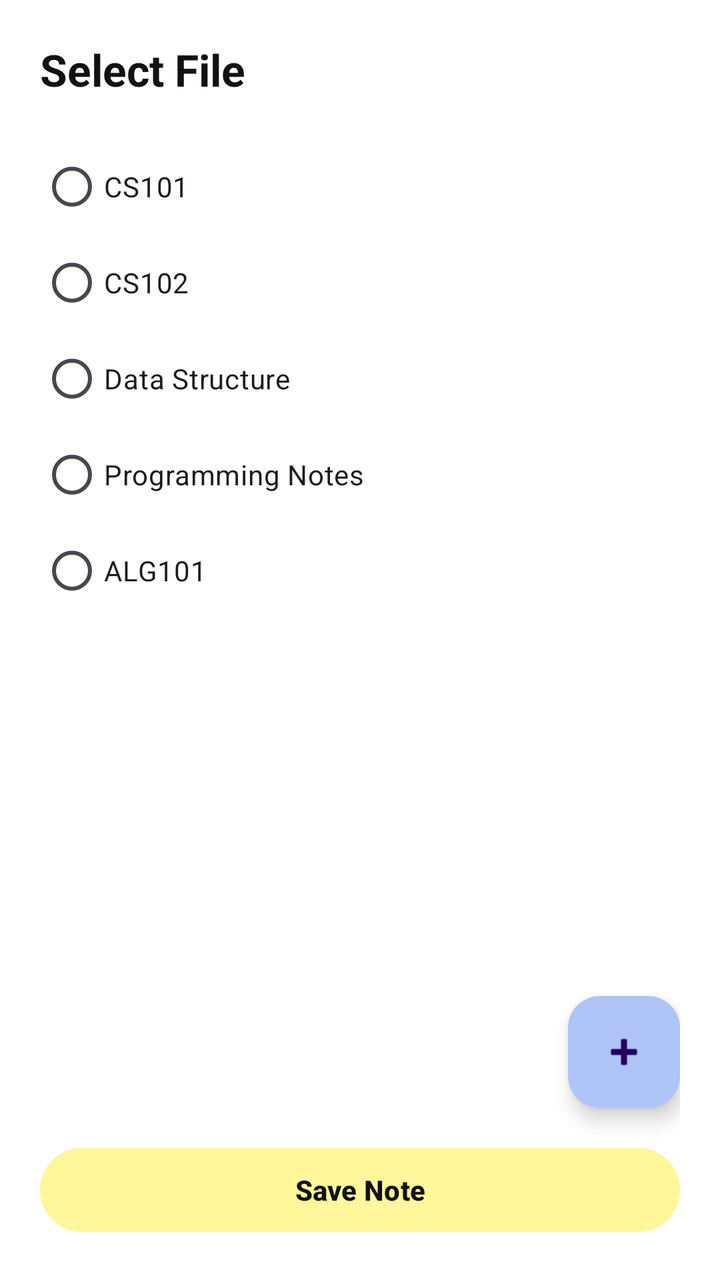
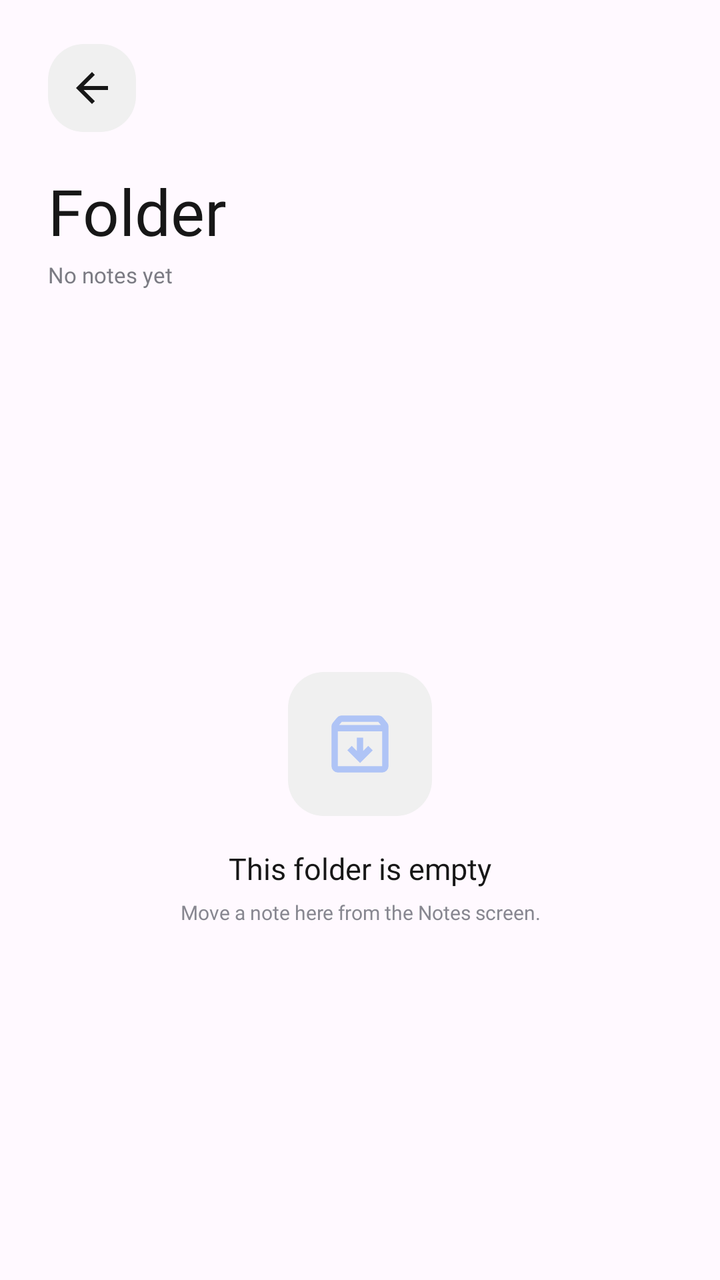

Screens rendered from an Android XML layout before and after an edit, with the pre-edit source and the edit as a unified diff.
<!-- AndroidManifest.xml: application theme Theme.Note2Snap -->
<!-- res/layout/activity_save_folder.xml -->
<?xml version="1.0" encoding="utf-8"?>
<RelativeLayout xmlns:android="http://schemas.android.com/apk/res/android"
    xmlns:app="http://schemas.android.com/apk/res-auto"
    android:layout_width="match_parent"
    android:layout_height="match_parent"
    android:background="@color/background"
    android:padding="20dp">

    <TextView
        android:id="@+id/tvSaveTitle"
        android:layout_width="wrap_content"
        android:layout_height="wrap_content"
        android:text="Select File"
        android:textColor="@color/text_main"
        android:textSize="22sp"
        android:textStyle="bold" />

    <RadioGroup
        android:id="@+id/rgFolders"
        android:layout_width="match_parent"
        android:layout_height="wrap_content"
        android:layout_below="@id/tvSaveTitle"
        android:layout_marginTop="20dp">

        <RadioButton
            android:id="@+id/rbCS101"
            android:layout_width="match_parent"
            android:layout_height="48dp"
            android:text="CS101" />

        <RadioButton
            android:id="@+id/rbCS102"
            android:layout_width="match_parent"
            android:layout_height="48dp"
            android:text="CS102" />

        <RadioButton
            android:id="@+id/rbDataStructure"
            android:layout_width="match_parent"
            android:layout_height="48dp"
            android:text="Data Structure" />

        <RadioButton
            android:id="@+id/rbProgrammingNotes"
            android:layout_width="match_parent"
            android:layout_height="48dp"
            android:text="Programming Notes" />

        <RadioButton
            android:id="@+id/rbALG101"
            android:layout_width="match_parent"
            android:layout_height="48dp"
            android:text="ALG101" />
    </RadioGroup>

    <Button
        android:id="@+id/btnSaveNote"
        android:layout_width="match_parent"
        android:layout_height="50dp"
        android:layout_alignParentBottom="true"
        android:backgroundTint="@color/secondary"
        android:text="Save Note"
        android:textColor="@color/text_main"
        android:textStyle="bold" />

    <com.google.android.material.floatingactionbutton.FloatingActionButton
        android:id="@+id/fabAddFolderInSave"
        android:layout_width="wrap_content"
        android:layout_height="wrap_content"
        android:layout_above="@id/btnSaveNote"
        android:layout_alignParentEnd="true"
        android:layout_marginBottom="16dp"
        android:src="@android:drawable/ic_input_add"
        app:backgroundTint="@color/primary" />
</RelativeLayout>
<!-- resources referenced by this layout -->
<resources>
  <color name="background">#FFFFFF</color>
  <color name="primary">#AFC4F6</color>
  <color name="secondary">#FFF79A</color>
  <color name="text_main">#111111</color>
  <style name="Theme.Note2Snap" parent="Theme.Material3.DayNight.NoActionBar">
          <item name="colorPrimary">@color/primary</item>
          <item name="colorSecondary">@color/secondary</item>
          <item name="android:windowBackground">@color/background</item>
          <item name="android:statusBarColor">@color/background</item>
      </style>
</resources>

<!-- the commit's change to res/layout/activity_save_folder.xml (unified diff, before → after) -->
@@ -1,75 +1,109 @@
 <?xml version="1.0" encoding="utf-8"?>
-<RelativeLayout xmlns:android="http://schemas.android.com/apk/res/android"
+<androidx.constraintlayout.widget.ConstraintLayout
+    xmlns:android="http://schemas.android.com/apk/res/android"
     xmlns:app="http://schemas.android.com/apk/res-auto"
     android:layout_width="match_parent"
     android:layout_height="match_parent"
-    android:background="@color/background"
-    android:padding="20dp">
+    android:background="#FFF9FF">
 
-    <TextView
-        android:id="@+id/tvSaveTitle"
-        android:layout_width="wrap_content"
+    <LinearLayout
+        android:id="@+id/folderHeader"
+        android:layout_width="0dp"
         android:layout_height="wrap_content"
-        android:text="Select File"
-        android:textColor="@color/text_main"
-        android:textSize="22sp"
-        android:textStyle="bold" />
+        android:orientation="vertical"
+        android:paddingStart="24dp"
+        android:paddingTop="22dp"
+        android:paddingEnd="24dp"
+        android:paddingBottom="14dp"
+        app:layout_constraintTop_toTopOf="parent"
+        app:layout_constraintStart_toStartOf="parent"
+        app:layout_constraintEnd_toEndOf="parent">
 
-    <RadioGroup
-        android:id="@+id/rgFolders"
-        android:layout_width="match_parent"
+        <ImageButton
+            android:id="@+id/btnFolderBack"
+            android:layout_width="44dp"
+            android:layout_height="44dp"
+            android:background="@drawable/bg_chip_unselected"
+            android:contentDescription="Back"
+            android:padding="11dp"
+            android:src="@drawable/ic_back"
+            app:tint="#171717" />
+
+        <TextView
+            android:id="@+id/tvFolderTitle"
+            android:layout_width="match_parent"
+            android:layout_height="wrap_content"
+            android:layout_marginTop="18dp"
+            android:fontFamily="@font/apple_garamond_italic"
+            android:text="Folder"
+            android:textColor="#171717"
+            android:textSize="32sp" />
+
+        <TextView
+            android:id="@+id/tvFolderCount"
+            android:layout_width="match_parent"
+            android:layout_height="wrap_content"
+            android:layout_marginTop="3dp"
+            android:fontFamily="@font/poppins_regular"
+            android:text="No notes yet"
+            android:textColor="#7B7B83"
+            android:textSize="11sp" />
+
+    </LinearLayout>
+
+    <androidx.recyclerview.widget.RecyclerView
+        android:id="@+id/rvFolderNotes"
+        android:layout_width="0dp"
+        android:layout_height="0dp"
+        android:clipToPadding="false"
+        android:paddingTop="6dp"
+        android:paddingBottom="28dp"
+        app:layout_constraintTop_toBottomOf="@id/folderHeader"
+        app:layout_constraintBottom_toBottomOf="parent"
+        app:layout_constraintStart_toStartOf="parent"
+        app:layout_constraintEnd_toEndOf="parent" />
+
+    <LinearLayout
+        android:id="@+id/tvEmptyFolderContainer"
+        android:layout_width="0dp"
         android:layout_height="wrap_content"
-        android:layout_below="@id/tvSaveTitle"
-        android:layout_marginTop="20dp">
+        android:gravity="center"
+        android:orientation="vertical"
+        android:padding="34dp"
+        app:layout_constraintTop_toBottomOf="@id/folderHeader"
+        app:layout_constraintBottom_toBottomOf="parent"
+        app:layout_constraintStart_toStartOf="parent"
+        app:layout_constraintEnd_toEndOf="parent">
 
-        <RadioButton
-            android:id="@+id/rbCS101"
-            android:layout_width="match_parent"
-            android:layout_height="48dp"
-            android:text="CS101" />
+        <ImageView
+            android:layout_width="72dp"
+            android:layout_height="72dp"
+            android:background="@drawable/bg_chip_unselected"
+            android:padding="17dp"
+            android:src="@drawable/ic_folder"
+            app:tint="#AFC4F6" />
 
-        <RadioButton
-            android:id="@+id/rbCS102"
-            android:layout_width="match_parent"
-            android:layout_height="48dp"
-            android:text="CS102" />
+        <TextView
+            android:id="@+id/tvEmptyFolder"
+            android:layout_width="wrap_content"
+            android:layout_height="wrap_content"
+            android:layout_marginTop="16dp"
+            android:fontFamily="@font/poppins_semibold"
+            android:gravity="center"
+            android:text="This folder is empty"
+            android:textColor="#171717"
+            android:textSize="15sp" />
 
-        <RadioButton
-            android:id="@+id/rbDataStructure"
-            android:layout_width="match_parent"
-            android:layout_height="48dp"
-            android:text="Data Structure" />
+        <TextView
+            android:layout_width="wrap_content"
+            android:layout_height="wrap_content"
+            android:layout_marginTop="5dp"
+            android:fontFamily="@font/poppins_regular"
+            android:gravity="center"
+            android:text="Move a note here from the Notes screen."
+            android:textColor="#878790"
+            android:textSize="10sp" />
 
-        <RadioButton
-            android:id="@+id/rbProgrammingNotes"
-            android:layout_width="match_parent"
-            android:layout_height="48dp"
-            android:text="Programming Notes" />
+    </LinearLayout>
 
-        <RadioButton
-            android:id="@+id/rbALG101"
-            android:layout_width="match_parent"
-            android:layout_height="48dp"
-            android:text="ALG101" />
-    </RadioGroup>
-
-    <Button
-        android:id="@+id/btnSaveNote"
-        android:layout_width="match_parent"
-        android:layout_height="50dp"
-        android:layout_alignParentBottom="true"
-        android:backgroundTint="@color/secondary"
-        android:text="Save Note"
-        android:textColor="@color/text_main"
-        android:textStyle="bold" />
-
-    <com.google.android.material.floatingactionbutton.FloatingActionButton
-        android:id="@+id/fabAddFolderInSave"
-        android:layout_width="wrap_content"
-        android:layout_height="wrap_content"
-        android:layout_above="@id/btnSaveNote"
-        android:layout_alignParentEnd="true"
-        android:layout_marginBottom="16dp"
-        android:src="@android:drawable/ic_input_add"
-        app:backgroundTint="@color/primary" />
-</RelativeLayout>
+</androidx.constraintlayout.widget.ConstraintLayout>
<!-- resource entries referenced after the edit -->
@@ -1,14 +1,39 @@
 <!-- resources referenced by this layout -->
 <resources>
+  <!-- drawable bg_chip_unselected (drawable) -->
+  <?xml version="1.0" encoding="utf-8"?>
+  <shape xmlns:android="http://schemas.android.com/apk/res/android">
+      <solid android:color="@color/search_bg" />
+      <corners android:radius="18dp" />
+  </shape>
+  <!-- drawable ic_back (drawable) -->
+  <?xml version="1.0" encoding="utf-8"?>
+  <vector xmlns:android="http://schemas.android.com/apk/res/android"
+      android:width="24dp"
+      android:height="24dp"
+      android:viewportWidth="24"
+      android:viewportHeight="24">
+  
+      <path
+          android:fillColor="#FFFFFF"
+          android:pathData="M20,11H7.83l5.59,-5.59L12,4l-8,8l8,8l1.42,-1.41L7.83,13H20z" />
+  
+  </vector>
+  <!-- drawable ic_folder (drawable) -->
+  <vector xmlns:android="http://schemas.android.com/apk/res/android" android:height="24dp" android:tint="#FFFFFF" android:viewportHeight="960" android:viewportWidth="960" android:width="24dp">
+        
+      <path android:fillColor="@android:color/white" android:pathData="M480,720L640,560L584,504L520,568L520,400L440,400L440,568L376,504L320,560L480,720ZM200,320L200,760Q200,760 200,760Q200,760 200,760L760,760Q760,760 760,760Q760,760 760,760L760,320L200,320ZM200,840Q167,840 143.5,816.5Q120,793 120,760L120,261Q120,247 124.5,234Q129,221 138,210L188,149Q199,135 215.5,127.5Q232,120 250,120L710,120Q728,120 744.5,127.5Q761,135 772,149L822,210Q831,221 835.5,234Q840,247 840,261L840,760Q840,793 816.5,816.5Q793,840 760,840L200,840ZM216,240L744,240L710,200Q710,200 710,200Q710,200 710,200L250,200Q250,200 250,200Q250,200 250,200L216,240ZM480,540L480,540L480,540Q480,540 480,540Q480,540 480,540L480,540Q480,540 480,540Q480,540 480,540Z"/>
+      
+  </vector>
   <color name="background">#FFFFFF</color>
   <color name="primary">#AFC4F6</color>
   <color name="secondary">#FFF79A</color>
-  <color name="text_main">#111111</color>
   <style name="Theme.Note2Snap" parent="Theme.Material3.DayNight.NoActionBar">
           <item name="colorPrimary">@color/primary</item>
           <item name="colorSecondary">@color/secondary</item>
           <item name="android:windowBackground">@color/background</item>
           <item name="android:statusBarColor">@color/background</item>
       </style>
+  <color name="search_bg">#F0F0F0</color>
 </resources>
 
